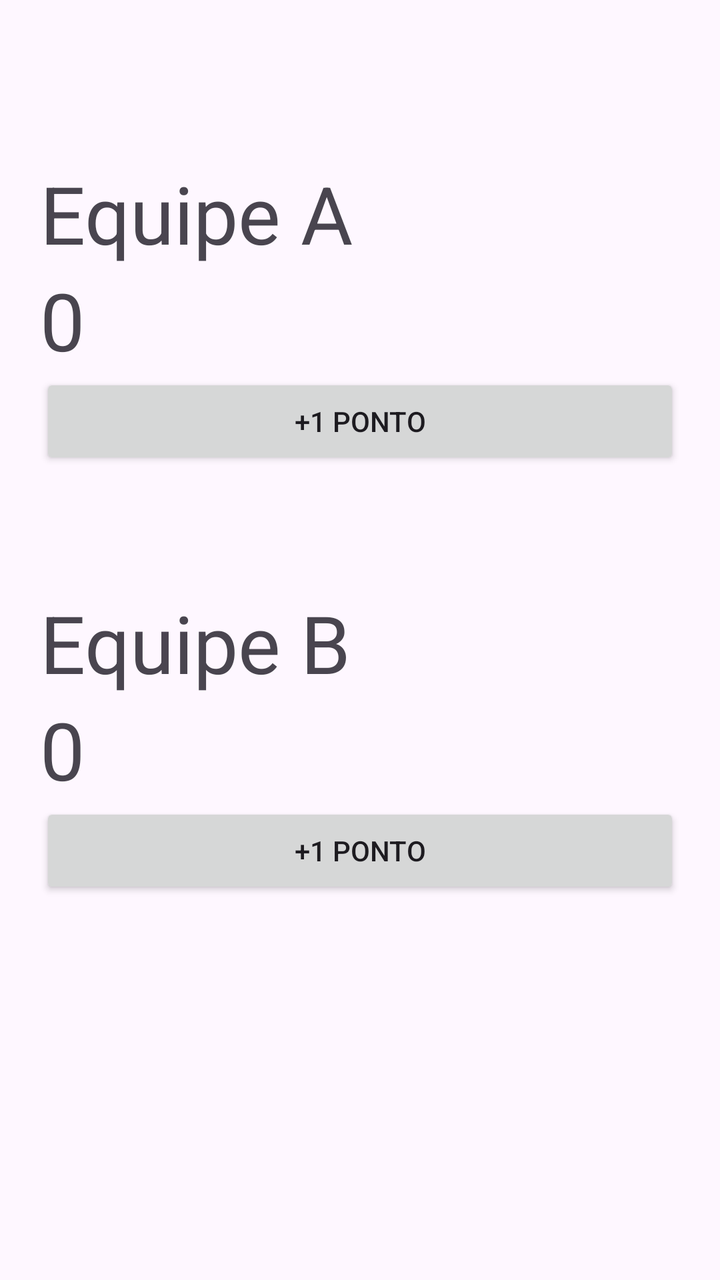
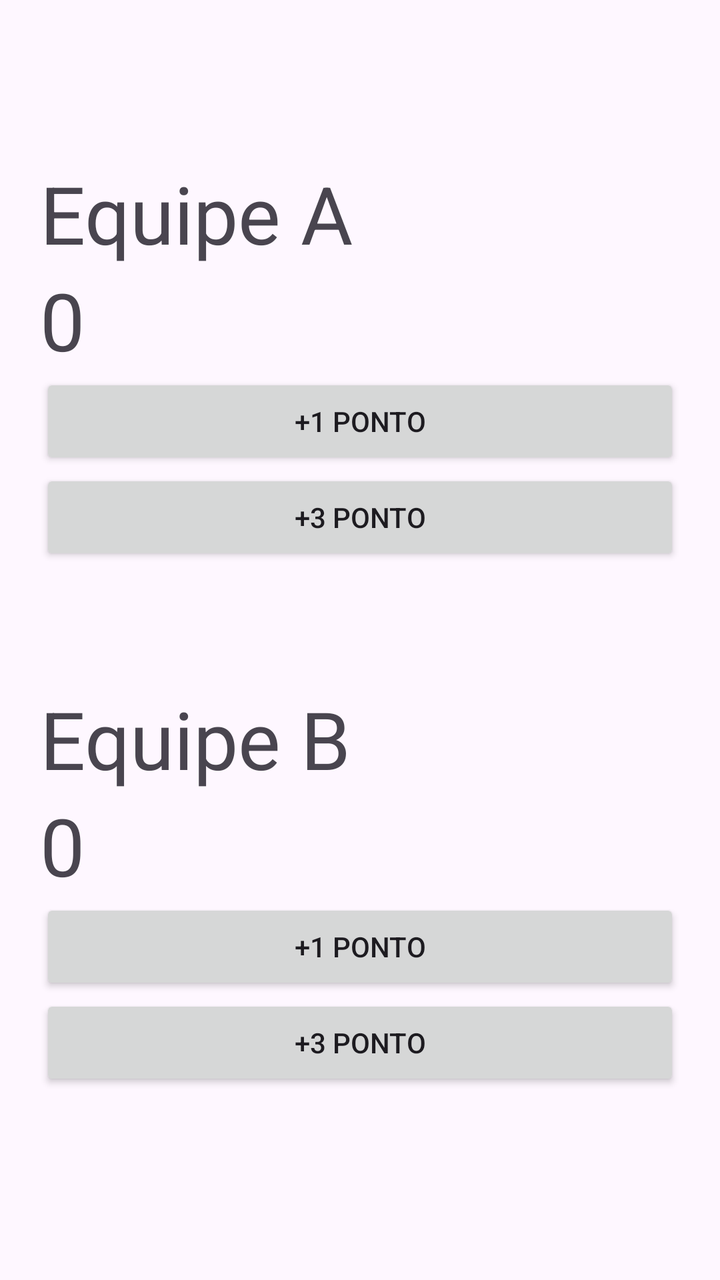

Before-and-after screenshots of an Android layout around one commit, followed by the original layout XML and the change that was made.
<!-- AndroidManifest.xml: application theme Theme.Trucoscoreboard -->
<!-- res/layout/activity_main.xml -->
<LinearLayout xmlns:android="http://schemas.android.com/apk/res/android"
    android:layout_width="match_parent"
    android:layout_height="match_parent"
    android:orientation="vertical"
    android:padding="20dp">

    <TextView
        android:layout_width="match_parent"
        android:layout_height="wrap_content"
        android:layout_marginTop="60dp"
        android:text="Equipe A"
        android:textSize="40sp" />
    
    <TextView
        android:id="@+id/placarA"
        android:layout_width="match_parent"
        android:layout_height="wrap_content"
        android:text="0"
        android:textSize="40sp"/>

       

    <Button
        android:id="@+id/add1A"
        android:layout_width="match_parent"
        android:layout_height="wrap_content"
        android:text="+1 ponto"/>

   <TextView
       android:layout_width="match_parent"
       android:layout_height="wrap_content"
       android:layout_marginTop="60dp"
       android:text="Equipe B"
       android:textSize="40sp"/>

   <TextView
       android:id="@+id/placarB"
       android:layout_width="match_parent"
       android:layout_height="wrap_content"
       android:text="0"
       android:textSize="40sp"/>
   <Button
       android:id="@+id/add1B"
       android:layout_width="match_parent"
       android:layout_height="wrap_content"
       android:text="+1 ponto"/>





</LinearLayout>
<!-- resources referenced by this layout -->
<resources>
  <style name="Theme.Trucoscoreboard" parent="Base.Theme.Trucoscoreboard" />
  <style name="Base.Theme.Trucoscoreboard" parent="Theme.Material3.DayNight.NoActionBar">
          
          
      </style>
</resources>

<!-- the commit's change to res/layout/activity_main.xml (unified diff, before → after) -->
@@ -25,6 +25,11 @@
         android:layout_width="match_parent"
         android:layout_height="wrap_content"
         android:text="+1 ponto"/>
+    <Button
+        android:id="@+id/add3A"
+        android:layout_width="match_parent"
+        android:layout_height="wrap_content"
+        android:text="+3 ponto"/>
 
    <TextView
        android:layout_width="match_parent"
@@ -46,6 +51,13 @@
        android:text="+1 ponto"/>
 
 
+  <Button
+      android:id="@+id/add3B"
+      android:layout_width="match_parent"
+      android:layout_height="wrap_content"
+      android:text="+3 ponto"/>
+
+
 
 
 
